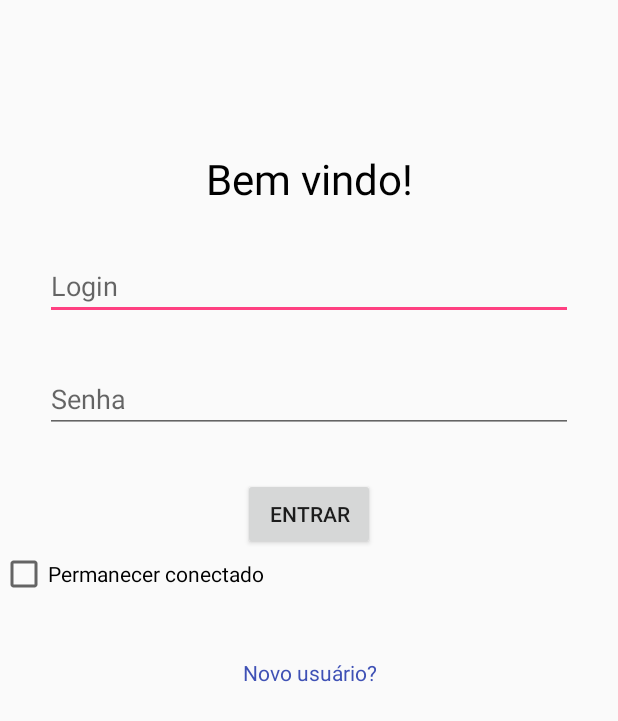
After one commit to juanvmr/PartyBoss, an Android app: the layout content_login.xml on its own in the app's theme, with its tools: preview values and no code run, on a phone screen of 412 x 824 dp. The commit adds this screen. Shown: the top 721 px of the screen. Run offline under Robolectric (Android 15) with nearby library versions, the phone set to English and light mode, and no system bars.

Commit message:
Separação das views e layouts.

```diff
--- a/app/build.gradle
+++ b/app/build.gradle
@@ -22,7 +22,7 @@ dependencies {
     implementation fileTree(dir: 'libs', include: ['*.jar'])
     implementation 'com.android.support:appcompat-v7:27.0.2'
     implementation 'com.android.support:design:27.0.2'
-    testImplementation 'junit:junit:4.12'
+    //testImplementation 'junit:junit:4.12'
     androidTestImplementation 'com.android.support.test:runner:1.0.2'
     androidTestImplementation 'com.android.support.test.espresso:espresso-core:3.0.2'
 }
--- a/app/src/main/java/reservademesaapp/com/comp8/unesc/partyboss/database/dao/UsuarioDAO.java
+++ b/app/src/main/java/reservademesaapp/com/comp8/unesc/partyboss/database/dao/UsuarioDAO.java
@@ -4,6 +4,7 @@ import android.content.Context;
 
 import java.util.List;
 
+import reservademesaapp.com.comp8.unesc.partyboss.database.BDOpenHelper;
 import reservademesaapp.com.comp8.unesc.partyboss.database.model.UsuarioModel;
 
 public class UsuarioDAO extends AbstractDAO {
@@ -17,7 +18,7 @@ public class UsuarioDAO extends AbstractDAO {
             };
     public UsuarioDAO(Context context){
         //Cria o DBHelper.
-        db_helper = new DBOpenHelber(dao_context);
+        db_helper = new BDOpenHelper(context);
     }
     public int Insert(){
         return 0;
--- /dev/null
+++ b/app/src/main/res/layout/content_login.xml
@@ -0,0 +1,80 @@
+<?xml version="1.0" encoding="utf-8"?>
+<ScrollView
+    xmlns:android="http://schemas.android.com/apk/res/android"
+    xmlns:app="http://schemas.android.com/apk/res-auto"
+    xmlns:tools="http://schemas.android.com/tools"
+    android:layout_width="match_parent"
+    android:layout_height="match_parent"
+    app:layout_behavior="@string/appbar_scrolling_view_behavior"
+    tools:context=".MainActivity"
+    tools:showIn="@layout/app_bar_main">
+
+    <LinearLayout
+        android:layout_width="match_parent"
+        android:layout_height="match_parent"
+        android:orientation="vertical">
+
+
+        <TextView
+            android:layout_marginTop="100dp"
+            android:layout_width="match_parent"
+            android:layout_height="wrap_content"
+            android:text="Bem vindo!"
+            android:textSize="28dp"
+            android:textAlignment="center"
+            android:textColor="@color/textColor1"/>
+
+        <EditText
+            android:id="@+id/loginEditText"
+            android:layout_width="match_parent"
+            android:layout_height="wrap_content"
+            android:hint="@string/login_hint"
+            android:layout_margin="30dp"/>
+
+        <EditText
+            android:id="@+id/senhaEditText"
+            android:layout_width="match_parent"
+            android:layout_height="wrap_content"
+            android:layout_marginLeft="30dp"
+            android:layout_marginRight="30dp"
+            android:hint="@string/senha_hint"/>
+
+        <Button
+            android:id="@+id/loginEntrarButton"
+            android:layout_width="wrap_content"
+            android:layout_height="wrap_content"
+            android:text="@string/entrar_login_button_text"
+            android:layout_marginTop="30dp"
+            android:layout_gravity="center"/>
+
+        <LinearLayout
+            android:layout_width="match_parent"
+            android:layout_height="wrap_content"
+            android:orientation="horizontal">
+
+            <CheckBox
+                android:id="@+id/keepUserCheckBox"
+                android:layout_width="wrap_content"
+                android:layout_height="wrap_content" />
+
+            <TextView
+                android:layout_width="wrap_content"
+                android:layout_height="wrap_content"
+                android:text="@string/manter_usuario_login_textview"
+                android:textColor="@color/textColor1"/>
+
+        </LinearLayout>
+
+        <TextView
+            android:id="@+id/novoUsuarioTextView"
+            android:layout_width="wrap_content"
+            android:layout_height="wrap_content"
+            android:layout_marginTop="40dp"
+            android:text="@string/novousuario_link"
+            android:textAlignment="center"
+            android:layout_gravity="center"
+            android:textColor="@color/colorPrimary"/>
+
+    </LinearLayout>
+
+</ScrollView>
--- a/app/src/main/res/values/colors.xml
+++ b/app/src/main/res/values/colors.xml
@@ -3,4 +3,10 @@
     <color name="colorPrimary">#3F51B5</color>
     <color name="colorPrimaryDark">#303F9F</color>
     <color name="colorAccent">#FF4081</color>
+
+    <color name="titleColor">#000000</color>
+    <color name="textColor1">#000000</color>
+    <color name="textColor2">#000000</color>
+    <color name="textHintColor">#000000</color>
+    <color name="buttonTextColor">#000000</color>
 </resources>
--- a/app/src/main/res/values/strings.xml
+++ b/app/src/main/res/values/strings.xml
@@ -6,4 +6,14 @@
     <string name="nav_header_subtitle">android.studio@android.com</string>
     <string name="nav_header_desc">Navigation header</string>
     <string name="action_settings">Settings</string>
+    <string name="pesquisa_textview">Pesquisa:</string>
+    <string name="pesquisa_hint">Digite sua pesquisa</string>
+    <string name="login_hint">Login</string>
+    <string name="senha_hint">Senha</string>
+    <string name="datanasc_hint">DD/MM/AAAA</string>
+    <string name="telefone_hint">Nº telefone</string>
+    <string name="novousuario_link">Novo usuário?</string>
+    <string name="criarusuario_button_text">Criar usuário</string>
+    <string name="entrar_login_button_text">Entrar</string>
+    <string name="manter_usuario_login_textview">Permanecer conectado</string>
 </resources>
```
Also changed, not shown: app/src/main/java/reservademesaapp/com/comp8/unesc/partyboss/MainActivity.java (+45 -1 lines), app/src/main/res/layout/app_bar_main.xml (+6 -13 lines), app/src/main/res/layout/content_main.xml (deleted, +0 -24 lines), app/src/main/res/layout/content_telainicial.xml (added, +16 -0 lines), app/src/main/res/layout/floatingactionbutton.xml (added, +15 -0 lines), app/src/main/res/layout/telainicial_appbar_include.xml (added, +14 -0 lines).
